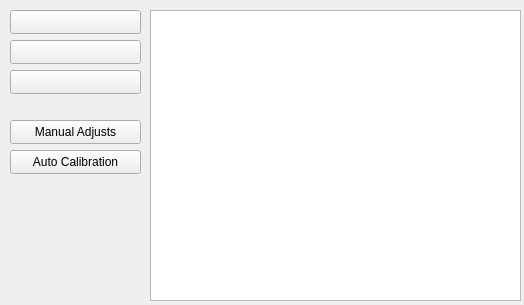
First picture: the form in market-analyzer/frontend/interface.ui, repository joaomalho/Taurus, before the edit.
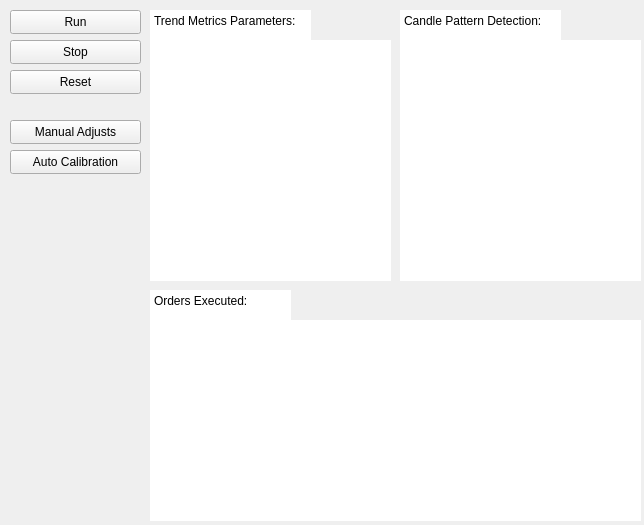
Second picture: the form after the edit. Icons and pictures are not drawn.

Commit message: Gui Update and Candle Patterns

Patch:
```diff
--- a/market-analyzer/frontend/interface.ui
+++ b/market-analyzer/frontend/interface.ui
@@ -6,8 +6,8 @@
    <rect>
     <x>0</x>
     <y>0</y>
-    <width>524</width>
-    <height>305</height>
+    <width>644</width>
+    <height>525</height>
    </rect>
   </property>
   <property name="windowTitle">
@@ -33,7 +33,7 @@
      <number>-1</number>
     </property>
     <property name="text">
-     <string/>
+     <string>Run</string>
     </property>
     <property name="icon">
      <iconset resource="../Qss/icons/_icons.qrc">
@@ -53,7 +53,7 @@
      <string>Pause</string>
     </property>
     <property name="text">
-     <string/>
+     <string>Stop</string>
     </property>
     <property name="icon">
      <iconset resource="../Qss/icons/_icons.qrc">
@@ -72,8 +72,11 @@
     <property name="toolTip">
      <string>Stop</string>
     </property>
+    <property name="layoutDirection">
+     <enum>Qt::LayoutDirection::LeftToRight</enum>
+    </property>
     <property name="text">
-     <string/>
+     <string notr="true">Reset</string>
     </property>
     <property name="icon">
      <iconset resource="../Qss/icons/_icons.qrc">
@@ -110,10 +113,123 @@
     <property name="geometry">
      <rect>
       <x>150</x>
+      <y>40</y>
+      <width>241</width>
+      <height>241</height>
+     </rect>
+    </property>
+    <property name="layoutDirection">
+     <enum>Qt::LayoutDirection::LeftToRight</enum>
+    </property>
+    <property name="autoFillBackground">
+     <bool>false</bool>
+    </property>
+    <property name="frameShape">
+     <enum>QFrame::Shape::NoFrame</enum>
+    </property>
+   </widget>
+   <widget class="QTextEdit" name="textEdit">
+    <property name="geometry">
+     <rect>
+      <x>150</x>
       <y>10</y>
-      <width>371</width>
-      <height>291</height>
+      <width>161</width>
+      <height>31</height>
      </rect>
+    </property>
+    <property name="frameShape">
+     <enum>QFrame::Shape::NoFrame</enum>
+    </property>
+    <property name="frameShadow">
+     <enum>QFrame::Shadow::Plain</enum>
+    </property>
+    <property name="html">
+     <string>&lt;!DOCTYPE HTML PUBLIC &quot;-//W3C//DTD HTML 4.0//EN&quot; &quot;http://www.w3.org/TR/REC-html40/strict.dtd&quot;&gt;
+&lt;html&gt;&lt;head&gt;&lt;meta name=&quot;qrichtext&quot; content=&quot;1&quot; /&gt;&lt;meta charset=&quot;utf-8&quot; /&gt;&lt;style type=&quot;text/css&quot;&gt;
+p, li { white-space: pre-wrap; }
+hr { height: 1px; border-width: 0; }
+li.unchecked::marker { content: &quot;\2610&quot;; }
+li.checked::marker { content: &quot;\2612&quot;; }
+&lt;/style&gt;&lt;/head&gt;&lt;body style=&quot; font-family:'Segoe UI'; font-size:9pt; font-weight:400; font-style:normal;&quot;&gt;
+&lt;p style=&quot; margin-top:0px; margin-bottom:0px; margin-left:0px; margin-right:0px; -qt-block-indent:0; text-indent:0px;&quot;&gt;Trend Metrics Parameters:&lt;/p&gt;&lt;/body&gt;&lt;/html&gt;</string>
+    </property>
+   </widget>
+   <widget class="QTableWidget" name="tableWidget_2">
+    <property name="geometry">
+     <rect>
+      <x>400</x>
+      <y>40</y>
+      <width>241</width>
+      <height>241</height>
+     </rect>
+    </property>
+    <property name="frameShape">
+     <enum>QFrame::Shape::NoFrame</enum>
+    </property>
+   </widget>
+   <widget class="QTextEdit" name="textEdit_2">
+    <property name="geometry">
+     <rect>
+      <x>400</x>
+      <y>10</y>
+      <width>161</width>
+      <height>31</height>
+     </rect>
+    </property>
+    <property name="frameShape">
+     <enum>QFrame::Shape::NoFrame</enum>
+    </property>
+    <property name="frameShadow">
+     <enum>QFrame::Shadow::Plain</enum>
+    </property>
+    <property name="html">
+     <string>&lt;!DOCTYPE HTML PUBLIC &quot;-//W3C//DTD HTML 4.0//EN&quot; &quot;http://www.w3.org/TR/REC-html40/strict.dtd&quot;&gt;
+&lt;html&gt;&lt;head&gt;&lt;meta name=&quot;qrichtext&quot; content=&quot;1&quot; /&gt;&lt;meta charset=&quot;utf-8&quot; /&gt;&lt;style type=&quot;text/css&quot;&gt;
+p, li { white-space: pre-wrap; }
+hr { height: 1px; border-width: 0; }
+li.unchecked::marker { content: &quot;\2610&quot;; }
+li.checked::marker { content: &quot;\2612&quot;; }
+&lt;/style&gt;&lt;/head&gt;&lt;body style=&quot; font-family:'Segoe UI'; font-size:9pt; font-weight:400; font-style:normal;&quot;&gt;
+&lt;p style=&quot; margin-top:0px; margin-bottom:0px; margin-left:0px; margin-right:0px; -qt-block-indent:0; text-indent:0px;&quot;&gt;Candle Pattern Detection:&lt;/p&gt;&lt;/body&gt;&lt;/html&gt;</string>
+    </property>
+   </widget>
+   <widget class="QTableWidget" name="tableWidget_3">
+    <property name="geometry">
+     <rect>
+      <x>150</x>
+      <y>320</y>
+      <width>491</width>
+      <height>201</height>
+     </rect>
+    </property>
+    <property name="frameShape">
+     <enum>QFrame::Shape::NoFrame</enum>
+    </property>
+   </widget>
+   <widget class="QTextEdit" name="textEdit_3">
+    <property name="geometry">
+     <rect>
+      <x>150</x>
+      <y>290</y>
+      <width>141</width>
+      <height>31</height>
+     </rect>
+    </property>
+    <property name="frameShape">
+     <enum>QFrame::Shape::NoFrame</enum>
+    </property>
+    <property name="frameShadow">
+     <enum>QFrame::Shadow::Plain</enum>
+    </property>
+    <property name="html">
+     <string>&lt;!DOCTYPE HTML PUBLIC &quot;-//W3C//DTD HTML 4.0//EN&quot; &quot;http://www.w3.org/TR/REC-html40/strict.dtd&quot;&gt;
+&lt;html&gt;&lt;head&gt;&lt;meta name=&quot;qrichtext&quot; content=&quot;1&quot; /&gt;&lt;meta charset=&quot;utf-8&quot; /&gt;&lt;style type=&quot;text/css&quot;&gt;
+p, li { white-space: pre-wrap; }
+hr { height: 1px; border-width: 0; }
+li.unchecked::marker { content: &quot;\2610&quot;; }
+li.checked::marker { content: &quot;\2612&quot;; }
+&lt;/style&gt;&lt;/head&gt;&lt;body style=&quot; font-family:'Segoe UI'; font-size:9pt; font-weight:400; font-style:normal;&quot;&gt;
+&lt;p style=&quot; margin-top:0px; margin-bottom:0px; margin-left:0px; margin-right:0px; -qt-block-indent:0; text-indent:0px;&quot;&gt;Orders Executed:&lt;/p&gt;&lt;/body&gt;&lt;/html&gt;</string>
     </property>
    </widget>
   </widget>
```
Left out of the diff: 16 changed lines with no effect on the pictures. The commit also changes 7 other files.
